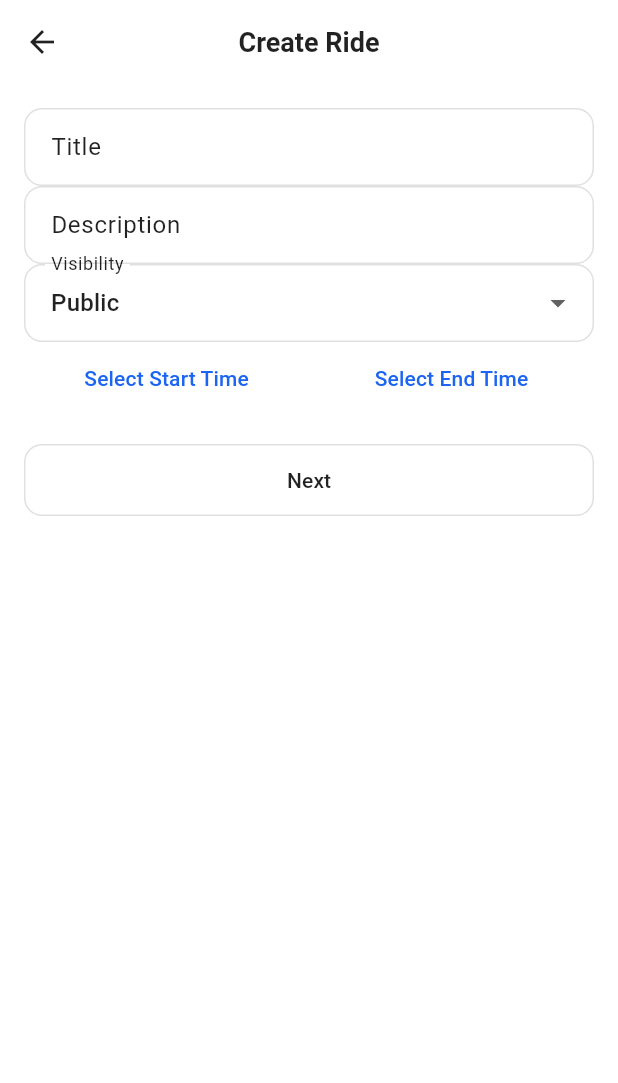
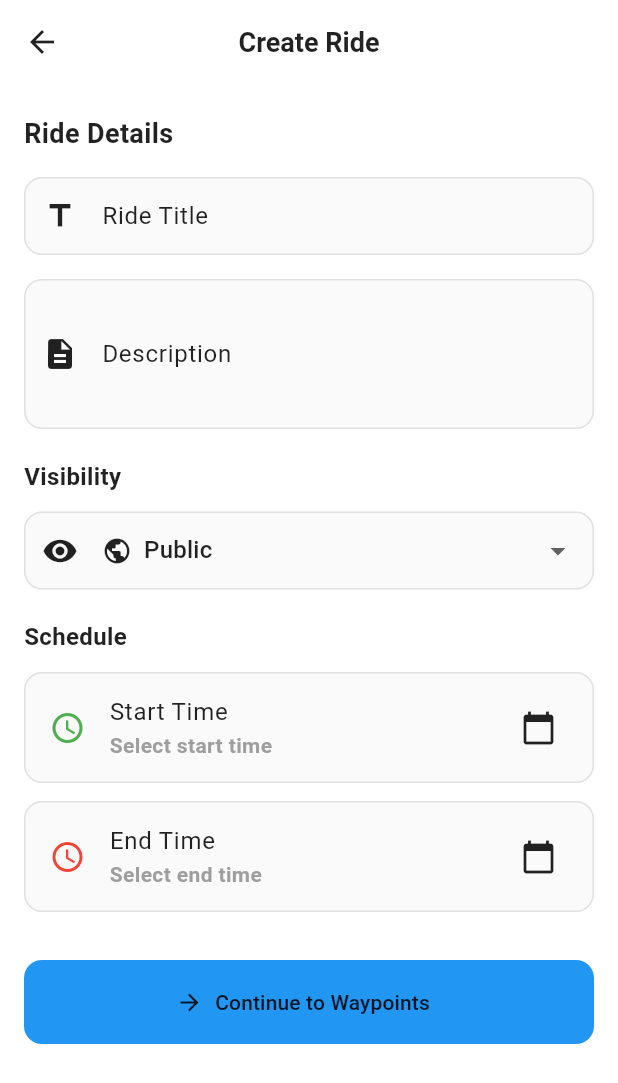
Before and after one commit to Gnanesh-Nani/crewride-app, a Flutter app: the CreateRideScreen screen opened by its route, on a phone screen of 412 x 824 dp. Shown: the top 1083 px of the screen. Run offline on Flutter 3.47's test engine with Material 3 defaults, Android fonts, the light colour scheme and no system bars; our stand-ins replace cookie_jar, dio, dio_cookie_manager, flutter_dotenv, flutter_map, flutter_secure_storage and 2 more; accounts and stored records are empty.

```diff
--- a/lib/features/home/presentation/screens/map_screen.dart
+++ b/lib/features/home/presentation/screens/map_screen.dart
@@ -2,6 +2,7 @@ import 'package:flutter/material.dart';
 import 'package:flutter_map/flutter_map.dart';
 import 'package:latlong2/latlong.dart';
 import 'package:dio/dio.dart';
+import 'package:flutter_dotenv/flutter_dotenv.dart';
 import '../../data/ride_api.dart';
 import '../../data/location_service.dart';
 import '../../domain/models/ride.dart';
@@ -30,9 +31,10 @@ class _MapScreenState extends State<MapScreen>
   String? _error;
   bool _hasInitialized = false;
 
-  // Get your free API key from https://cloud.maptiler.com/
-  // Free tier: 100,000 map loads per month
-  static const String _mapTilerApiKey = 'QAYEwZUJbmiypP9Ba7JX';
+  late final String _mapTilerApiKey = dotenv.env['MAP_TILER_API_KEY'] ?? '';
+  late final String _mapTilerUrlTemplate =
+      dotenv.env['MAPTILER_URL_TEMPLATE'] ?? '';
+  late final String _osrmUrl = dotenv.env['OSRM_URL'] ?? '';
 
   // Keep this widget alive when switching tabs to avoid reloading map tiles
   @override
@@ -265,8 +267,7 @@ class _MapScreenState extends State<MapScreen>
     final coords = waypoints
         .map((w) => '${w.longitude},${w.latitude}')
         .join(';');
-    final url =
-        'http://router.project-osrm.org/route/v1/driving/$coords?overview=full&geometries=geojson';
+    final url = '${_osrmUrl}/$coords?overview=full&geometries=geojson';
     final dio = Dio();
     final res = await dio.get(url);
     if (res.statusCode == 200 && res.data != null) {
@@ -424,8 +425,9 @@ class _MapScreenState extends State<MapScreen>
         ),
         children: [
           TileLayer(
-            urlTemplate:
-                'https://api.maptiler.com/maps/$mapStyle/{z}/{x}/{y}.png?key=$_mapTilerApiKey',
+            urlTemplate: _mapTilerUrlTemplate
+                .replaceAll('{style}', mapStyle)
+                .replaceAll('{key}', _mapTilerApiKey),
             userAgentPackageName: 'com.example.crewride_app',
             maxZoom: 19,
             // Enable tile caching to reduce API calls
--- a/lib/features/ride/presentation/screens/create_ride_screen.dart
+++ b/lib/features/ride/presentation/screens/create_ride_screen.dart
@@ -15,15 +15,32 @@ class _CreateRideScreenState extends State<CreateRideScreen> {
   String _visibility = 'public';
   DateTime? _startTime;
   DateTime? _endTime;
+  bool _isLoading = false;
+
+  @override
+  void dispose() {
+    _titleController.dispose();
+    _descriptionController.dispose();
+    super.dispose();
+  }
 
   void _submitForm() async {
     if (_formKey.currentState!.validate()) {
       if (_startTime == null || _endTime == null) {
         ScaffoldMessenger.of(context).showSnackBar(
-          SnackBar(content: Text('Please select start and end times.')),
+          const SnackBar(content: Text('Please select start and end times.')),
         );
         return;
       }
+
+      if (_endTime!.isBefore(_startTime!)) {
+        ScaffoldMessenger.of(context).showSnackBar(
+          const SnackBar(content: Text('End time must be after start time.')),
+        );
+        return;
+      }
+
+      setState(() => _isLoading = true);
 
       final rideData = {
         'title': _titleController.text,
@@ -41,7 +58,6 @@ class _CreateRideScreenState extends State<CreateRideScreen> {
         );
 
         if (response.data['error'] == false) {
-          // Extract created ride id from backend response and pass it
           final createdRide = response.data['data']?['ride'];
           final rideId = createdRide != null
               ? createdRide['id']?.toString()
@@ -50,15 +66,16 @@ class _CreateRideScreenState extends State<CreateRideScreen> {
           final waypointArgs = Map<String, dynamic>.from(rideData);
           if (rideId != null) waypointArgs['id'] = rideId;
 
-          // Navigate to waypoint selection page. After waypoint selection
-          // finishes, return `true` to the caller (e.g. MapScreen) so it can refresh.
+          if (mounted) {
             await Navigator.pushNamed(
               context,
               '/waypointSelection',
               arguments: waypointArgs,
             );
             if (mounted) Navigator.pop(context, true);
+          }
         } else {
+          if (mounted) {
             ScaffoldMessenger.of(context).showSnackBar(
               SnackBar(
                 content: Text(
@@ -67,10 +84,15 @@ class _CreateRideScreenState extends State<CreateRideScreen> {
               ),
             );
           }
+        }
       } catch (e) {
+        if (mounted) {
           ScaffoldMessenger.of(
             context,
-        ).showSnackBar(SnackBar(content: Text('Error creating ride: $e')));
+          ).showSnackBar(SnackBar(content: Text('Error: $e')));
+        }
+      } finally {
+        if (mounted) setState(() => _isLoading = false);
       }
     }
   }
@@ -78,8 +100,10 @@ class _CreateRideScreenState extends State<CreateRideScreen> {
   Future<void> _selectDateTime(BuildContext context, bool isStartTime) async {
     final DateTime? picked = await showDatePicker(
       context: context,
-      initialDate: DateTime.now(),
-      firstDate: DateTime(2000),
+      initialDate: isStartTime
+          ? (_startTime ?? DateTime.now())
+          : (_endTime ?? DateTime.now()),
+      firstDate: DateTime.now(),
       lastDate: DateTime(2101),
     );
     if (picked != null) {
@@ -109,16 +133,34 @@ class _CreateRideScreenState extends State<CreateRideScreen> {
   @override
   Widget build(BuildContext context) {
     return Scaffold(
-      appBar: AppBar(title: Text('Create Ride')),
-      body: Padding(
-        padding: const EdgeInsets.all(16.0),
+      appBar: AppBar(title: const Text('Create Ride'), elevation: 0),
+      body: SingleChildScrollView(
+        padding: const EdgeInsets.symmetric(horizontal: 16, vertical: 20),
         child: Form(
           key: _formKey,
           child: Column(
+            crossAxisAlignment: CrossAxisAlignment.start,
             children: [
+              // Title section
+              const Text(
+                'Ride Details',
+                style: TextStyle(fontSize: 18, fontWeight: FontWeight.bold),
+              ),
+              const SizedBox(height: 16),
+
+              // Title field
               TextFormField(
                 controller: _titleController,
-                decoration: InputDecoration(labelText: 'Title'),
+                decoration: InputDecoration(
+                  labelText: 'Ride Title',
+                  hintText: 'e.g., Weekend City Ride',
+                  prefixIcon: const Icon(Icons.title),
+                  border: OutlineInputBorder(
+                    borderRadius: BorderRadius.circular(12),
+                  ),
+                  filled: true,
+                  fillColor: Colors.grey[50],
+                ),
                 validator: (value) {
                   if (value == null || value.isEmpty) {
                     return 'Please enter a title';
@@ -126,9 +168,22 @@ class _CreateRideScreenState extends State<CreateRideScreen> {
                   return null;
                 },
               ),
+              const SizedBox(height: 16),
+
+              // Description field
               TextFormField(
                 controller: _descriptionController,
-                decoration: InputDecoration(labelText: 'Description'),
+                maxLines: 3,
+                decoration: InputDecoration(
+                  labelText: 'Description',
+                  hintText: 'Tell riders about this ride...',
+                  prefixIcon: const Icon(Icons.description),
+                  border: OutlineInputBorder(
+                    borderRadius: BorderRadius.circular(12),
+                  ),
+                  filled: true,
+                  fillColor: Colors.grey[50],
+                ),
                 validator: (value) {
                   if (value == null || value.isEmpty) {
                     return 'Please enter a description';
@@ -136,45 +191,135 @@ class _CreateRideScreenState extends State<CreateRideScreen> {
                   return null;
                 },
               ),
+              const SizedBox(height: 20),
+
+              // Visibility section
+              const Text(
+                'Visibility',
+                style: TextStyle(fontSize: 16, fontWeight: FontWeight.bold),
+              ),
+              const SizedBox(height: 12),
               DropdownButtonFormField<String>(
                 value: _visibility,
-                decoration: InputDecoration(labelText: 'Visibility'),
+                decoration: InputDecoration(
+                  prefixIcon: const Icon(Icons.visibility),
+                  border: OutlineInputBorder(
+                    borderRadius: BorderRadius.circular(12),
+                  ),
+                  filled: true,
+                  fillColor: Colors.grey[50],
+                ),
                 items: [
-                  DropdownMenuItem(value: 'public', child: Text('Public')),
-                  DropdownMenuItem(value: 'private', child: Text('Private')),
+                  DropdownMenuItem(
+                    value: 'public',
+                    child: Row(
+                      children: const [
+                        Icon(Icons.public, size: 20),
+                        SizedBox(width: 8),
+                        Text('Public'),
+                      ],
+                    ),
+                  ),
+                  DropdownMenuItem(
+                    value: 'private',
+                    child: Row(
+                      children: const [
+                        Icon(Icons.lock, size: 20),
+                        SizedBox(width: 8),
+                        Text('Private'),
+                      ],
+                    ),
+                  ),
                 ],
                 onChanged: (value) {
-                  setState(() {
-                    _visibility = value!;
-                  });
+                  setState(() => _visibility = value!);
                 },
               ),
-              Row(
-                children: [
-                  Expanded(
-                    child: TextButton(
-                      onPressed: () => _selectDateTime(context, true),
-                      child: Text(
+              const SizedBox(height: 20),
+
+              // Date & Time section
+              const Text(
+                'Schedule',
+                style: TextStyle(fontSize: 16, fontWeight: FontWeight.bold),
+              ),
+              const SizedBox(height: 12),
+
+              // Start time
+              Container(
+                decoration: BoxDecoration(
+                  borderRadius: BorderRadius.circular(12),
+                  border: Border.all(color: Colors.grey[300]!),
+                  color: Colors.grey[50],
+                ),
+                child: ListTile(
+                  leading: const Icon(Icons.schedule, color: Colors.green),
+                  title: const Text('Start Time'),
+                  subtitle: Text(
                     _startTime == null
-                            ? 'Select Start Time'
-                            : DateFormat.yMd().add_jm().format(_startTime!),
+                        ? 'Select start time'
+                        : DateFormat(
+                            'MMM dd, yyyy - HH:mm',
+                          ).format(_startTime!),
+                    style: TextStyle(
+                      fontSize: 14,
+                      fontWeight: FontWeight.w600,
+                      color: _startTime == null ? Colors.grey : Colors.black87,
+                    ),
+                  ),
+                  trailing: const Icon(Icons.calendar_today),
+                  onTap: () => _selectDateTime(context, true),
+                ),
+              ),
+              const SizedBox(height: 12),
+
+              // End time
+              Container(
+                decoration: BoxDecoration(
+                  borderRadius: BorderRadius.circular(12),
+                  border: Border.all(color: Colors.grey[300]!),
+                  color: Colors.grey[50],
+                ),
+                child: ListTile(
+                  leading: const Icon(Icons.schedule, color: Colors.red),
+                  title: const Text('End Time'),
+                  subtitle: Text(
+                    _endTime == null
+                        ? 'Select end time'
+                        : DateFormat('MMM dd, yyyy - HH:mm').format(_endTime!),
+                    style: TextStyle(
+                      fontSize: 14,
+                      fontWeight: FontWeight.w600,
+                      color: _endTime == null ? Colors.grey : Colors.black87,
+                    ),
+                  ),
+                  trailing: const Icon(Icons.calendar_today),
+                  onTap: () => _selectDateTime(context, false),
+                ),
+              ),
+              const SizedBox(height: 32),
+
+              // Submit button
+              SizedBox(
+                width: double.infinity,
+                height: 56,
+                child: ElevatedButton.icon(
+                  onPressed: _isLoading ? null : _submitForm,
+                  icon: _isLoading
+                      ? const SizedBox.shrink()
+                      : const Icon(Icons.arrow_forward),
+                  label: Text(
+                    _isLoading ? 'Creating Ride...' : 'Continue to Waypoints',
+                  ),
+                  style: ElevatedButton.styleFrom(
+                    shape: RoundedRectangleBorder(
+                      borderRadius: BorderRadius.circular(12),
+                    ),
+                    backgroundColor: Colors.blue,
+                    disabledBackgroundColor: Colors.grey[400],
                   ),
                 ),
               ),
-                  Expanded(
-                    child: TextButton(
-                      onPressed: () => _selectDateTime(context, false),
-                      child: Text(
-                        _endTime == null
-                            ? 'Select End Time'
-                            : DateFormat.yMd().add_jm().format(_endTime!),
-                      ),
-                    ),
-                  ),
-                ],
-              ),
-              SizedBox(height: 20),
-              ElevatedButton(onPressed: _submitForm, child: Text('Next')),
+              const SizedBox(height: 16),
             ],
           ),
         ),
--- a/lib/features/ride/presentation/screens/waypoint_selection_screen.dart
+++ b/lib/features/ride/presentation/screens/waypoint_selection_screen.dart
@@ -1,6 +1,7 @@
 import 'package:flutter/material.dart';
 import 'package:flutter_map/flutter_map.dart';
 import 'package:latlong2/latlong.dart';
+import 'package:flutter_dotenv/flutter_dotenv.dart';
 import 'package:crewride_app/features/home/data/ride_api.dart';
 
 class WaypointSelectionScreen extends StatefulWidget {
@@ -15,8 +16,10 @@ class _WaypointSelectionScreenState extends State<WaypointSelectionScreen> {
   List<Map<String, dynamic>> _waypoints = [];
   int _nextOrderIndex = 0;
 
-  // MapTiler API key (same as MapScreen)
-  static const String _mapTilerApiKey = 'QAYEwZUJbmiypP9Ba7JX';
+  // MapTiler API key and URL loaded from .env file
+  late final String _mapTilerApiKey = dotenv.env['MAP_TILER_API_KEY'] ?? '';
+  late final String _mapTilerUrlTemplate =
+      dotenv.env['MAPTILER_URL_TEMPLATE'] ?? '';
 
   @override
   void initState() {
@@ -209,8 +212,9 @@ class _WaypointSelectionScreenState extends State<WaypointSelectionScreen> {
               ),
               children: [
                 TileLayer(
-                  urlTemplate:
-                      'https://api.maptiler.com/maps/streets-v2/{z}/{x}/{y}.png?key=$_mapTilerApiKey',
+                  urlTemplate: _mapTilerUrlTemplate
+                      .replaceAll('{style}', 'streets-v2')
+                      .replaceAll('{key}', _mapTilerApiKey),
                   userAgentPackageName: 'com.example.crewride_app',
                   maxZoom: 19,
                   tileProvider: NetworkTileProvider(),
```
Lines whose indentation alone changed are shown as unchanged.
